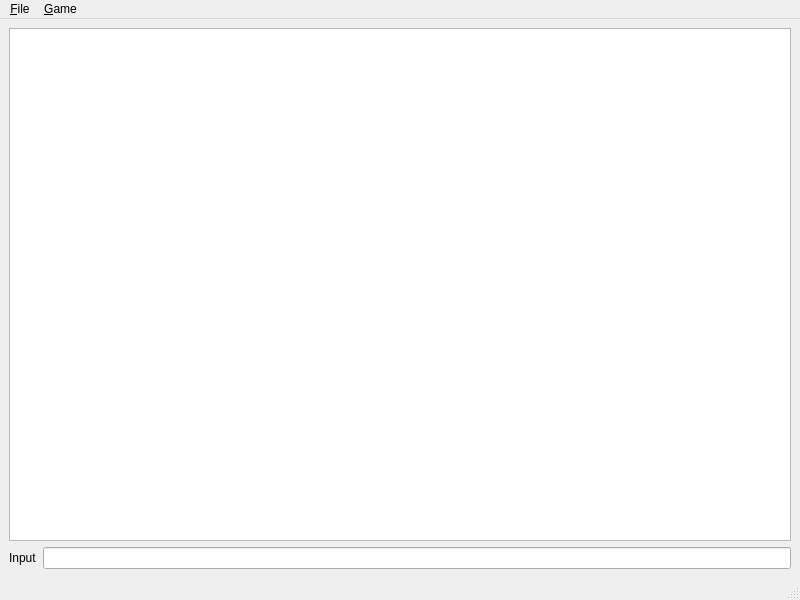
The window that MainWindow.ui (jgardner1/pysgame1) describes before a commit, drawn with Qt 5.
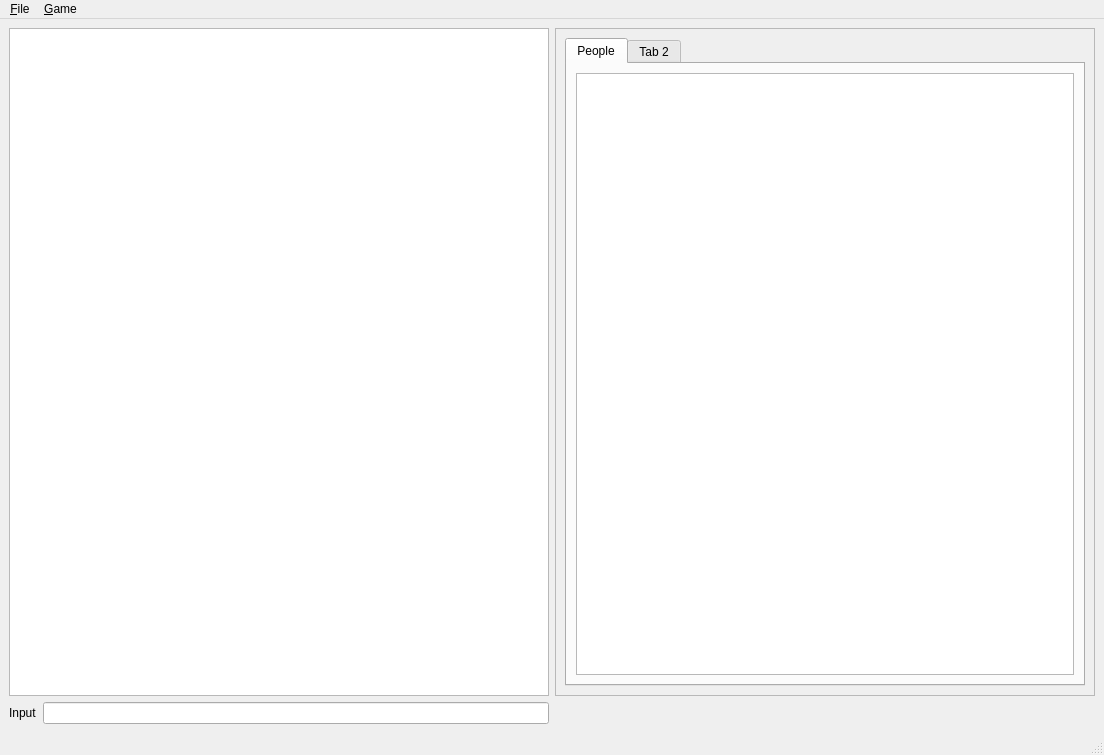
The same window after the commit.

Commit message: Added citizens and a TreeView for them.

```diff
--- a/MainWindow.ui
+++ b/MainWindow.ui
@@ -6,19 +6,50 @@
    <rect>
     <x>0</x>
     <y>0</y>
-    <width>800</width>
-    <height>600</height>
+    <width>1104</width>
+    <height>755</height>
    </rect>
   </property>
   <property name="windowTitle">
    <string>MainWindow</string>
   </property>
   <widget class="QWidget" name="centralwidget">
-   <layout class="QVBoxLayout" name="verticalLayout">
-    <item>
+   <layout class="QGridLayout" name="gridLayout">
+    <item row="0" column="0">
      <widget class="QTextBrowser" name="output"/>
     </item>
-    <item>
+    <item row="0" column="1">
+     <widget class="QFrame" name="frame">
+      <property name="frameShape">
+       <enum>QFrame::StyledPanel</enum>
+      </property>
+      <property name="frameShadow">
+       <enum>QFrame::Raised</enum>
+      </property>
+      <layout class="QVBoxLayout" name="verticalLayout">
+       <item>
+        <widget class="QTabWidget" name="tabWidget">
+         <widget class="QWidget" name="tabPeople">
+          <attribute name="title">
+           <string>People</string>
+          </attribute>
+          <layout class="QVBoxLayout" name="verticalLayout_2">
+           <item>
+            <widget class="QTreeView" name="peopleTreeView"/>
+           </item>
+          </layout>
+         </widget>
+         <widget class="QWidget" name="tab_2">
+          <attribute name="title">
+           <string>Tab 2</string>
+          </attribute>
+         </widget>
+        </widget>
+       </item>
+      </layout>
+     </widget>
+    </item>
+    <item row="1" column="0">
      <layout class="QHBoxLayout" name="horizontalLayout">
       <item>
        <widget class="QLabel" name="label">
@@ -43,7 +74,7 @@
     <rect>
      <x>0</x>
      <y>0</y>
-     <width>800</width>
+     <width>1104</width>
      <height>21</height>
     </rect>
    </property>
```
The commit also changes 7 other files.
